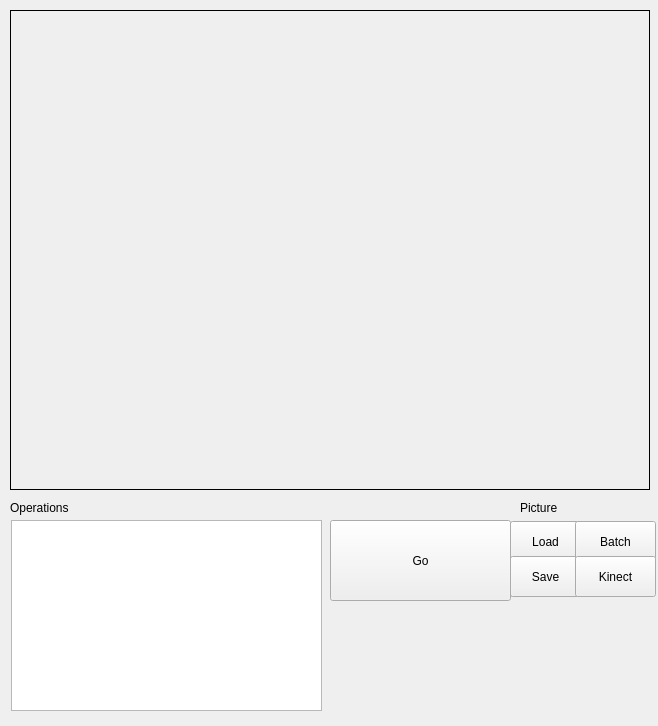
First picture: the form in ui/mainwindow.ui, repository najlepsiwebdesigner/opencv-lab, before the edit.
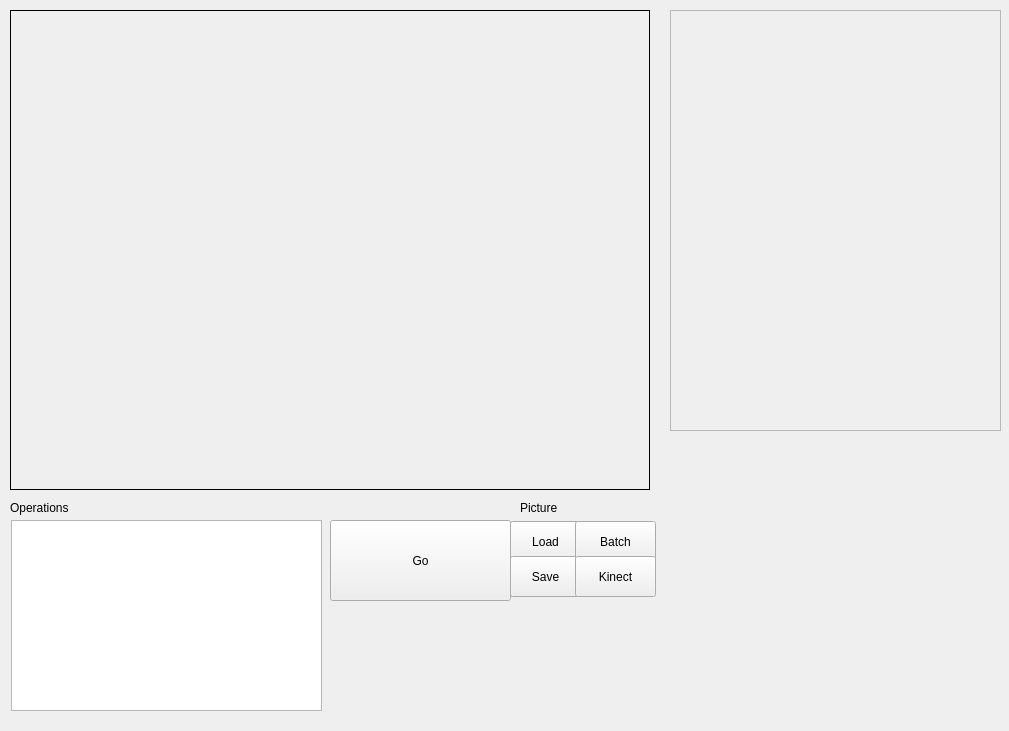
Second picture: the form after the edit. Icons and pictures are not drawn.

Commit message: prototype image multi view

The edit to the form file:
```diff
--- a/ui/mainwindow.ui
+++ b/ui/mainwindow.ui
@@ -6,8 +6,8 @@
    <rect>
     <x>0</x>
     <y>0</y>
-    <width>658</width>
-    <height>726</height>
+    <width>1009</width>
+    <height>731</height>
    </rect>
   </property>
   <property name="sizePolicy">
@@ -16,6 +16,12 @@
     <verstretch>0</verstretch>
    </sizepolicy>
   </property>
+  <property name="minimumSize">
+   <size>
+    <width>1009</width>
+    <height>0</height>
+   </size>
+  </property>
   <property name="windowTitle">
    <string>idOCR</string>
   </property>
@@ -158,6 +164,45 @@
      <string>Kinect</string>
     </property>
    </widget>
+   <widget class="QScrollArea" name="scrollArea">
+    <property name="geometry">
+     <rect>
+      <x>670</x>
+      <y>10</y>
+      <width>331</width>
+      <height>421</height>
+     </rect>
+    </property>
+    <property name="widgetResizable">
+     <bool>true</bool>
+    </property>
+    <widget class="QWidget" name="scrollAreaWidgetContents">
+     <property name="geometry">
+      <rect>
+       <x>0</x>
+       <y>0</y>
+       <width>630</width>
+       <height>630</height>
+      </rect>
+     </property>
+     <layout class="QGridLayout" name="gridLayout_2">
+      <item row="0" column="0">
+       <layout class="QGridLayout" name="imagesLayout">
+        <item row="0" column="0">
+         <widget class="QLabel" name="label_3">
+          <property name="text">
+           <string/>
+          </property>
+          <property name="pixmap">
+           <pixmap>../../../Downloads/IMG_1222.JPG</pixmap>
+          </property>
+         </widget>
+        </item>
+       </layout>
+      </item>
+     </layout>
+    </widget>
+   </widget>
   </widget>
  </widget>
  <resources/>
```
The commit also changes 3 other files.
